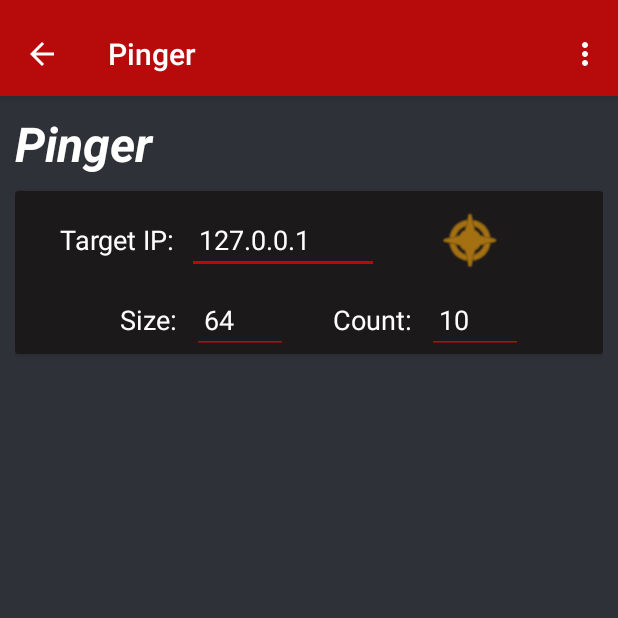
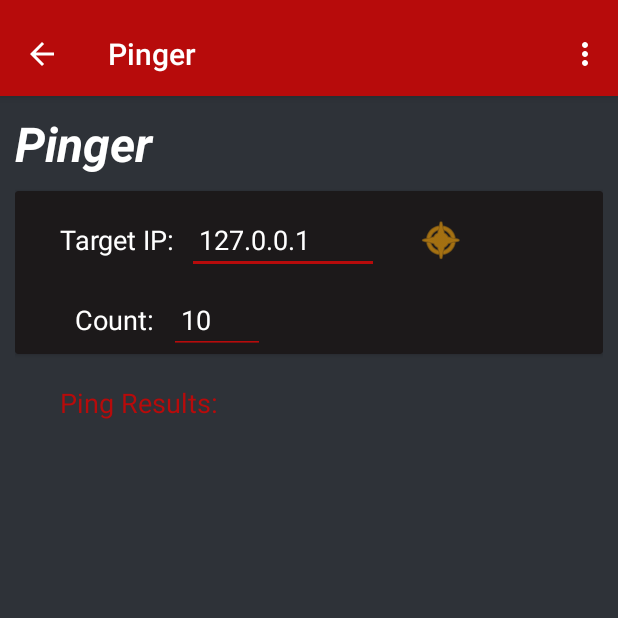
Before and after one commit to ctheilman92/ConnView1_Android, an Android app: the PingActivity screen opened directly, with no data from a screen before it, after a tap on an icon or button, on a phone screen of 412 x 824 dp, the top half of it. Run offline under Robolectric (Android 15) with nearby library versions, the phone set to English and light mode, and no system bars; libraries missing offline, so code that uses them is left out: com.stealthcopter.networktools; 6 statements that could not run were skipped.

Commit message:
finished ping results moderately

```diff
--- a/app/src/main/java/com/example/milkymac/connview_main/PingActivity.java
+++ b/app/src/main/java/com/example/milkymac/connview_main/PingActivity.java
@@ -1,37 +1,32 @@
 package com.example.milkymac.connview_main;
 
-import android.content.Intent;
+import android.os.AsyncTask;
 import android.support.v7.app.AppCompatActivity;
 import android.os.Bundle;
 import android.support.v7.widget.Toolbar;
+import android.text.TextUtils;
 import android.util.Log;
 import android.view.Menu;
 import android.view.MenuItem;
 import android.view.View;
+import android.widget.EditText;
 import android.widget.ImageButton;
 import android.widget.TextView;
 
-import com.example.milkymac.connview_main.helpers.Networker;
+import com.stealthcopter.networktools.Ping;
+import com.stealthcopter.networktools.ping.PingResult;
+import com.stealthcopter.networktools.ping.PingStats;
 
-import java.io.BufferedReader;
-import java.io.InputStreamReader;
 import java.lang.Object;
-import java.lang.Runtime;
-
-import org.w3c.dom.Text;
-
-import java.io.IOException;
-import java.io.InterruptedIOException;
-import java.net.InterfaceAddress;
 
 
 public class PingActivity extends AppCompatActivity {
 
     //region UI VARS
     TextView tvPinger;
-    TextView tvTargetPing;
-    TextView tvPacketCount;
-    TextView tvPacketSize;
+    TextView tvPingResult;
+    EditText TargetPing;
+    EditText PacketCount;
     ImageButton btnPing;
     //endregion
 
@@ -55,28 +50,89 @@ public class PingActivity extends AppCompatActivity {
     public void initVars() {
         netHelper = new Networker();
         tvPinger = (TextView) findViewById(R.id.tvPingTitle);
-        tvTargetPing = (TextView) findViewById(R.id.tvTargetPing);
-        tvPacketCount = (TextView) findViewById(R.id.tvPacketCount);
-        tvPacketSize = (TextView) findViewById(R.id.tvPacketSize);
+        tvPingResult = (TextView) findViewById(R.id.tvPingResults);
+        TargetPing = (EditText) findViewById(R.id.etTarget);
+        PacketCount = (EditText) findViewById(R.id.etPingCount);
         btnPing = (ImageButton) findViewById(R.id.btnPingTarget);
 
 
         btnPing.setOnClickListener(new View.OnClickListener() {
             @Override
             public void onClick(View v) {
-                String host = tvTargetPing.getText().toString().trim();
-                Log.d("BUTTON_PRESSED", "well ok then what now.....");
-                try {
-                    netHelper.pingHost(host);
-                }
-                catch (InterruptedException e) {
-                    e.printStackTrace();
-                }
-                catch (IOException e) {
-                    e.printStackTrace();
-                }
+                new tasker().execute();
             }
         });
+    }
+
+
+    public class tasker extends AsyncTask {
+
+        @Override
+        protected Object doInBackground(Object[] params) {
+            try {
+                pinger();
+            } catch (Exception e) {
+                e.printStackTrace();
+            }
+            return null;
+        }
+    }
+
+    public void appendResults(final String s) {
+        runOnUiThread(new Runnable() {
+            @Override
+            public void run() {
+                tvPingResult.append(s + "\n");
+            }
+        });
+    }
+
+
+
+    public void pinger() throws Exception {
+        String host = TargetPing.getText().toString();
+        Log.d("HOST_TAG", host);
+        String c = PacketCount.getText().toString();
+        int count = Integer.parseInt(c);
+
+        if (TextUtils.isEmpty(host)) {
+            appendResults("invalid host!");
+        }
+        if (count <= 0) {
+            appendResults("invalid count specified");
+        }
+
+        //synchronous for first time
+        PingResult pr = Ping.onAddress(host).setTimeOutMillis(1000).doPing();
+
+        appendResults("pinging "+ pr.getAddress().getHostAddress());
+        appendResults("Hostname: "+ pr.getAddress().getHostName());
+        appendResults(String.format("%.2f ms", pr.getTimeTaken()));
+
+
+        //async for running ping
+        Ping.onAddress(host).setTimeOutMillis(1000).setTimes(count).doPing(new Ping.PingListener() {
+            @Override
+            public void onResult(PingResult pingResult) {
+                appendResults(String.format("%.2f", pingResult.getTimeTaken()));
+            }
+
+            @Override
+            public void onFinished(PingStats pingStats) {
+                appendResults(String.format("\nPings: %d, Packets lost: %d",
+                        pingStats.getNoPings(), pingStats.getPacketsLost()));
+
+                appendResults(String.format("Min/Avg/Max Time Taken: %.2f/%.2f/%.2f ms",
+                        pingStats.getMinTimeTaken(),
+                        pingStats.getAverageTimeTaken(),
+                        pingStats.getMaxTimeTaken()));
+            }
+        });
+
+
+
+
+
     }
 
 
--- a/app/src/main/java/com/example/milkymac/connview_main/PortscanActivity.java
+++ b/app/src/main/java/com/example/milkymac/connview_main/PortscanActivity.java
@@ -47,4 +47,10 @@ public class PortscanActivity extends AppCompatActivity {
         return super.onOptionsItemSelected(item);
     }
     //endregion
+
+
+    public void scanPorts() throws Exception {
+        String host = "127.0.0.1";
+
+    }
 }
--- a/app/src/main/java/com/example/milkymac/connview_main/helpers/Networker.java
+++ /dev/null
@@ -1,63 +0,0 @@
-package com.example.milkymac.connview_main.helpers;
-
-import android.util.Log;
-
-import com.stealthcopter.networktools.Ping;
-import com.stealthcopter.networktools.PortScan;
-import com.stealthcopter.networktools.ping.PingResult;
-import com.stealthcopter.networktools.ping.PingStats;
-
-import java.io.BufferedReader;
-import java.io.IOException;
-import java.io.InputStreamReader;
-import java.net.UnknownHostException;
-import java.util.ArrayList;
-
-/**
- * Created by milkymac on 3/29/17.
- */
-
-public class Networker {
-
-
-    public Networker() {
-
-    }
-
-    private String pingErr = null;
-
-    /*
-        * using stealthCopter's open Source Library
-        * https://github.com/rorist/android-network-discovery
-        * attempts to use native ping binary, if fails -> falls back to TCP echo request on port 7
-        * TODO: try async methods first,
-     */
-    public void pinger(String host, int counter) throws UnknownHostException {
-        Ping.onAddress(host).setDelayMillis(1000).setTimes(counter).doPing(new Ping.PingListener() {
-            @Override
-            public void onResult (PingResult pingResult) {
-
-            }
-
-            @Override
-            public void onFinished(PingStats pingStats) {
-
-            }
-        });
-    }
-
-    public void portScan(String host) throws UnknownHostException {
-        PortScan.onAddress(host).setTimeOutMillis(1000).setPortsAll().doScan(new PortScan.PortListener() {
-            @Override
-            public void onResult(int i, boolean b) {
-
-            }
-
-            @Override
-            public void onFinished(ArrayList<Integer> arrayList) {
-
-            }
-        });
-    }
-
-}
--- a/app/src/main/res/layout/activity_ping.xml
+++ b/app/src/main/res/layout/activity_ping.xml
@@ -63,23 +63,23 @@
                         android:id="@+id/tvTargetPing"
                         android:layout_width="wrap_content"
                         android:layout_height="wrap_content"
-                    android:textColor="@color/textContent"
                         android:paddingEnd="8dp"
                         android:text="@string/tvTargetPing"
-                    android:textSize="@dimen/text_conform1"/>
+                        android:textColor="@color/textContent"
+                        android:textSize="@dimen/text_conform1" />
 
                     <EditText
                         android:id="@+id/etTarget"
                         android:layout_width="wrap_content"
                         android:layout_height="wrap_content"
+                        android:layout_marginEnd="25dp"
                         android:ems="6"
+                        android:inputType="textPersonName"
                         android:paddingStart="8dp"
-                    android:inputType="textPersonName"
-                    android:layout_marginEnd="25dp"
                         android:text="@string/targetPingPlaceHolder"
-                    android:theme="@style/EditTextTheme"
                         android:textColor="@color/textContent"
-                    android:textSize="@dimen/text_conform1" />
+                        android:textSize="@dimen/text_conform1"
+                        android:theme="@style/EditTextTheme" />
 
                     <ImageButton
                         android:id="@+id/btnPingTarget"
@@ -97,39 +97,17 @@
                 <LinearLayout
                     android:layout_width="match_parent"
                     android:layout_height="wrap_content"
-                android:orientation="horizontal"
-                android:layout_marginStart="40dp"
-                android:layout_marginTop="8dp">
-
-                <TextView
-                    android:id="@+id/tvPacketSize"
-                    android:layout_width="wrap_content"
-                    android:layout_height="wrap_content"
-                    android:textColor="@color/textContent"
-                    android:textSize="@dimen/text_conform1"
-                    android:text="@string/tvPacketSize" />
-
-                <EditText
-                    android:id="@+id/etPacketSize"
-                    android:layout_width="wrap_content"
-                    android:layout_height="wrap_content"
-                    android:layout_marginEnd="30dp"
                     android:layout_marginStart="10dp"
-                    android:ems="3"
-                    android:paddingStart="8dp"
-                    android:inputType="number"
-                    android:text="64"
-                    android:textColor="@color/textContent"
-                    android:textSize="@dimen/text_conform1"
-                    android:theme="@style/EditTextTheme" />
+                    android:layout_marginTop="8dp"
+                    android:orientation="horizontal">
 
                     <TextView
                         android:id="@+id/tvPacketCount"
                         android:layout_width="wrap_content"
                         android:layout_height="wrap_content"
+                        android:text="@string/tvPacketCount"
                         android:textColor="@color/textContent"
-                    android:textSize="@dimen/text_conform1"
-                    android:text="@string/tvPacketCount" />
+                        android:textSize="@dimen/text_conform1" />
 
                     <EditText
                         android:id="@+id/etPingCount"
@@ -137,8 +115,8 @@
                         android:layout_height="wrap_content"
                         android:layout_marginStart="10dp"
                         android:ems="3"
+                        android:inputType="number"
                         android:paddingStart="8dp"
-                    android:inputType="number"
                         android:text="10"
                         android:textColor="@color/textContent"
                         android:textSize="@dimen/text_conform1"
@@ -152,9 +130,16 @@
             android:layout_width="match_parent"
             android:layout_height="match_parent">
 
-            <ListView
+
+            <TextView
+                android:id="@+id/tvPingResults"
                 android:layout_width="match_parent"
-                android:layout_height="match_parent"></ListView>
+                android:layout_height="wrap_content"
+                android:layout_marginStart="30dp"
+                android:layout_marginTop="20dp"
+                android:text="Ping Results: \n"
+                android:textColor="@color/colorPrimary"
+                android:textSize="18sp" />
         </ScrollView>
     </LinearLayout>
 
```
Lines whose indentation alone changed are shown as unchanged.
